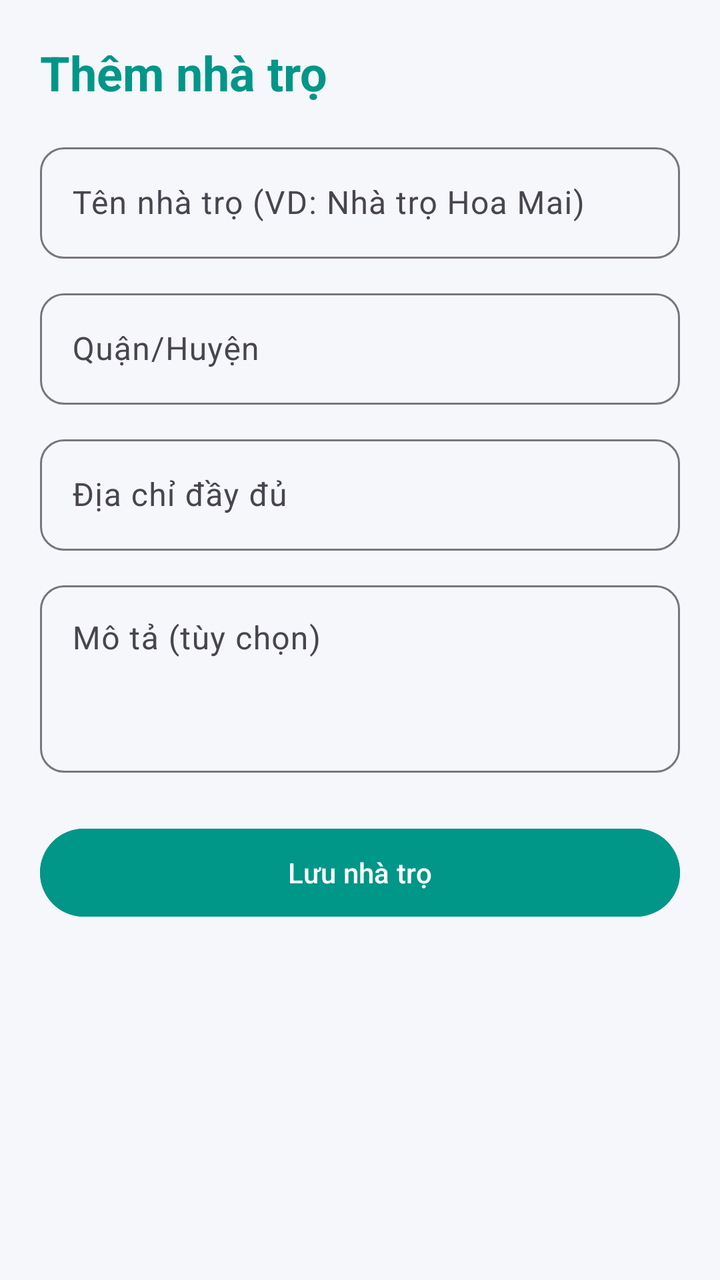
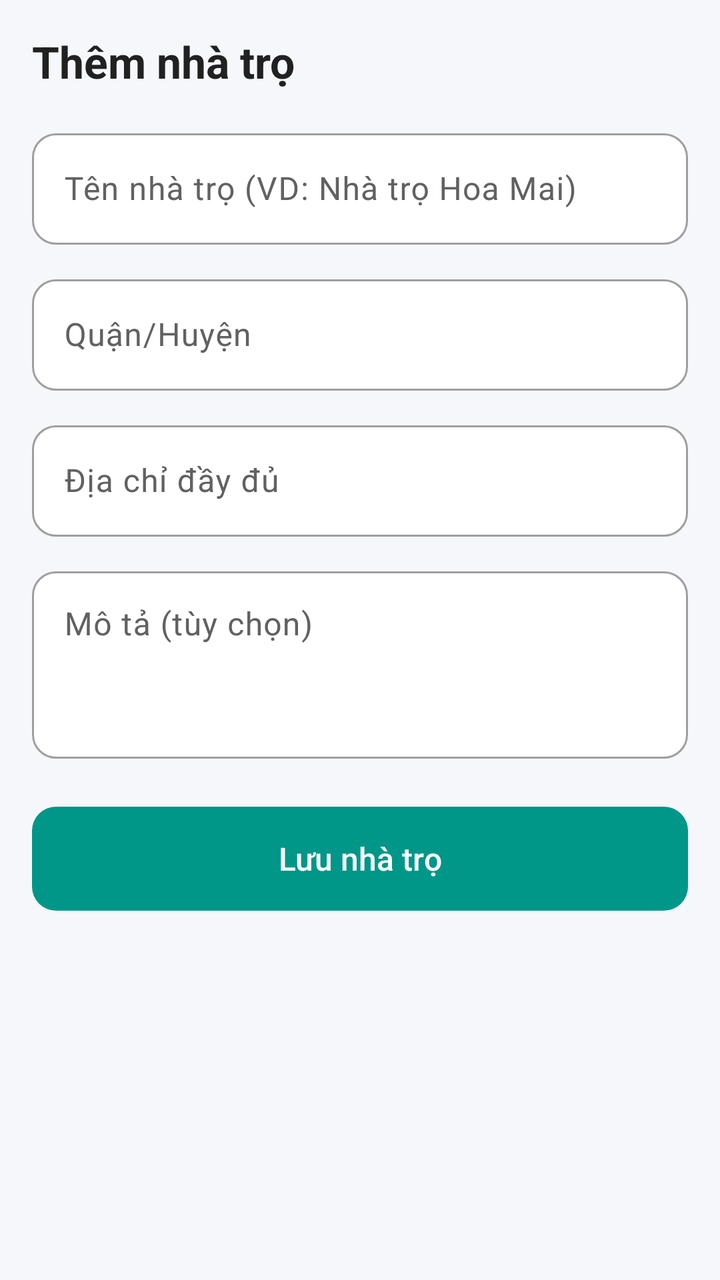

Two renders of the same Android screen: before a commit and after it. Below are the layout's source before the change and the commit's diff.
<!-- AndroidManifest.xml: application theme Theme.QLPT -->
<!-- res/layout/activity_add_house.xml -->
<?xml version="1.0" encoding="utf-8"?>
<ScrollView xmlns:android="http://schemas.android.com/apk/res/android"
    android:layout_width="match_parent"
    android:layout_height="match_parent"
    android:background="#F5F7FA"
    android:fillViewport="true">

    <LinearLayout
        android:layout_width="match_parent"
        android:layout_height="wrap_content"
        android:orientation="vertical"
        android:padding="20dp">

        <TextView
            android:layout_width="wrap_content"
            android:layout_height="wrap_content"
            android:layout_marginBottom="16dp"
            android:text="Thêm nhà trọ"
            android:textColor="#009688"
            android:textSize="24sp"
            android:textStyle="bold" />

        <com.google.android.material.textfield.TextInputLayout
            android:layout_width="match_parent"
            android:layout_height="wrap_content"
            android:layout_marginBottom="12dp"
            android:hint="Tên nhà trọ (VD: Nhà trọ Hoa Mai)">

            <com.google.android.material.textfield.TextInputEditText
                android:id="@+id/edtName"
                android:layout_width="match_parent"
                android:layout_height="wrap_content"
                android:inputType="textCapWords" />
        </com.google.android.material.textfield.TextInputLayout>

        <com.google.android.material.textfield.TextInputLayout
            android:layout_width="match_parent"
            android:layout_height="wrap_content"
            android:layout_marginBottom="12dp"
            android:hint="Quận/Huyện">

            <com.google.android.material.textfield.TextInputEditText
                android:id="@+id/edtDistrict"
                android:layout_width="match_parent"
                android:layout_height="wrap_content"
                android:inputType="textCapWords" />
        </com.google.android.material.textfield.TextInputLayout>

        <com.google.android.material.textfield.TextInputLayout
            android:layout_width="match_parent"
            android:layout_height="wrap_content"
            android:layout_marginBottom="12dp"
            android:hint="Địa chỉ đầy đủ">

            <com.google.android.material.textfield.TextInputEditText
                android:id="@+id/edtAddress"
                android:layout_width="match_parent"
                android:layout_height="wrap_content"
                android:inputType="textPostalAddress" />
        </com.google.android.material.textfield.TextInputLayout>

        <com.google.android.material.textfield.TextInputLayout
            android:layout_width="match_parent"
            android:layout_height="wrap_content"
            android:layout_marginBottom="12dp"
            android:hint="Mô tả (tùy chọn)">

            <com.google.android.material.textfield.TextInputEditText
                android:id="@+id/edtDescription"
                android:layout_width="match_parent"
                android:layout_height="wrap_content"
                android:gravity="top"
                android:inputType="textMultiLine"
                android:minLines="3" />
        </com.google.android.material.textfield.TextInputLayout>

        <Button
            android:id="@+id/btnSave"
            android:layout_width="match_parent"
            android:layout_height="52dp"
            android:layout_marginTop="12dp"
            android:backgroundTint="#009688"
            android:text="Lưu nhà trọ" />
    </LinearLayout>
</ScrollView>
<!-- resources referenced by this layout -->
<resources>
  <style name="Base.Theme.QLPT" parent="Theme.Material3.DayNight.NoActionBar">
          <item name="colorPrimary">@color/colorPrimary</item>
          <item name="colorPrimaryDark">@color/colorPrimaryDark</item>
          <item name="colorAccent">@color/colorAccent</item>
          <item name="android:statusBarColor">@color/colorPrimaryDark</item>
          <item name="textInputStyle">@style/App.TextInput</item>
      </style>
  <color name="colorPrimary">#1976D2</color>
  <color name="colorPrimaryDark">#1565C0</color>
  <color name="colorAccent">#FF6F00</color>
  <style name="App.TextInput" parent="Widget.Material3.TextInputLayout.OutlinedBox">
          <item name="boxCornerRadiusTopStart">12dp</item>
          <item name="boxCornerRadiusTopEnd">12dp</item>
          <item name="boxCornerRadiusBottomStart">12dp</item>
          <item name="boxCornerRadiusBottomEnd">12dp</item>
      </style>
  <!-- unchanged entries left out for length: 1 -->
</resources>

<!-- the commit's change to res/layout/activity_add_house.xml (unified diff, before → after) -->
@@ -1,24 +1,24 @@
 <?xml version="1.0" encoding="utf-8"?>
-<ScrollView xmlns:android="http://schemas.android.com/apk/res/android"
+<ScrollView
+    xmlns:android="http://schemas.android.com/apk/res/android"
     android:layout_width="match_parent"
     android:layout_height="match_parent"
-    android:background="#F5F7FA"
-    android:fillViewport="true">
+    android:background="@color/qlpt_background"
+    android:fillViewport="true"
+    android:fitsSystemWindows="true">
 
     <LinearLayout
         android:layout_width="match_parent"
         android:layout_height="wrap_content"
         android:orientation="vertical"
-        android:padding="20dp">
+        android:padding="16dp">
 
         <TextView
             android:layout_width="wrap_content"
             android:layout_height="wrap_content"
             android:layout_marginBottom="16dp"
             android:text="Thêm nhà trọ"
-            android:textColor="#009688"
-            android:textSize="24sp"
-            android:textStyle="bold" />
+            android:textAppearance="@style/TextAppearance.QLPT.ScreenTitle" />
 
         <com.google.android.material.textfield.TextInputLayout
             android:layout_width="match_parent"
@@ -76,10 +76,10 @@
 
         <Button
             android:id="@+id/btnSave"
+            style="@style/Widget.QLPT.Button.Large"
             android:layout_width="match_parent"
-            android:layout_height="52dp"
+            android:layout_height="wrap_content"
             android:layout_marginTop="12dp"
-            android:backgroundTint="#009688"
             android:text="Lưu nhà trọ" />
     </LinearLayout>
 </ScrollView>
<!-- resource entries referenced after the edit -->
@@ -1,21 +1,113 @@
 <!-- resources referenced by this layout -->
 <resources>
-  <style name="Base.Theme.QLPT" parent="Theme.Material3.DayNight.NoActionBar">
+  <color name="qlpt_background">#F5F7FA</color>
+  <style name="TextAppearance.QLPT.ScreenTitle" parent="TextAppearance.Material3.HeadlineSmall">
+          <item name="android:textSize">22sp</item>
+          <item name="android:textStyle">bold</item>
+          <item name="android:textColor">@color/qlpt_text</item>
+      </style>
+  <style name="Widget.QLPT.Button.Large">
+          <item name="android:minHeight">52dp</item>
+          <item name="android:insetTop">0dp</item>
+          <item name="android:insetBottom">0dp</item>
+          <item name="android:textSize">16sp</item>
+      </style>
+  <color name="qlpt_text">#212121</color>
+  <style name="Base.Theme.QLPT" parent="Theme.Material3.Light.NoActionBar">
+          
           <item name="colorPrimary">@color/colorPrimary</item>
+          <item name="colorOnPrimary">@color/qlpt_surface</item>
+          <item name="colorPrimaryContainer">@color/qlpt_primary_container</item>
+          <item name="colorOnPrimaryContainer">@color/qlpt_on_primary_container</item>
           <item name="colorPrimaryDark">@color/colorPrimaryDark</item>
           <item name="colorAccent">@color/colorAccent</item>
+  
+          
+          <item name="colorSecondary">@color/qlpt_accent</item>
+          <item name="colorOnSecondary">@color/qlpt_surface</item>
+          <item name="colorSecondaryContainer">@color/qlpt_primary_container</item>
+          <item name="colorOnSecondaryContainer">@color/qlpt_on_primary_container</item>
+  
+          <item name="colorError">@color/qlpt_error</item>
+  
+          
+          <item name="android:colorBackground">@color/qlpt_background</item>
+          <item name="colorSurface">@color/qlpt_surface</item>
+          <item name="colorSurfaceContainer">@color/qlpt_surface</item>
+          <item name="colorOnSurface">@color/qlpt_text</item>
+          <item name="colorOnSurfaceVariant">@color/qlpt_text_secondary</item>
+          <item name="colorOutline">@color/qlpt_text_hint</item>
+          <item name="colorOutlineVariant">@color/qlpt_border</item>
+  
+          
           <item name="android:statusBarColor">@color/colorPrimaryDark</item>
+          <item name="android:windowLightStatusBar">@bool/qlpt_light_status_bar</item>
+  
+          
+          <item name="materialButtonStyle">@style/Widget.QLPT.Button</item>
+          <item name="materialButtonOutlinedStyle">@style/Widget.QLPT.Button.Outlined</item>
+          <item name="materialCardViewStyle">@style/Widget.QLPT.Card</item>
           <item name="textInputStyle">@style/App.TextInput</item>
+          <item name="bottomNavigationStyle">@style/Widget.QLPT.BottomNav</item>
+          <item name="bottomSheetDialogTheme">@style/ThemeOverlay.QLPT.BottomSheetDialog</item>
       </style>
-  <color name="colorPrimary">#1976D2</color>
-  <color name="colorPrimaryDark">#1565C0</color>
-  <color name="colorAccent">#FF6F00</color>
+  <color name="colorPrimary">@color/qlpt_primary</color>
+  <color name="qlpt_surface">#FFFFFF</color>
+  <color name="qlpt_primary_container">#E0F2F1</color>
+  <color name="qlpt_on_primary_container">#00695C</color>
+  <color name="colorPrimaryDark">@color/qlpt_primary_dark</color>
+  <color name="colorAccent">@color/qlpt_accent</color>
+  <color name="qlpt_accent">#F57C00</color>
+  <color name="qlpt_error">#E53935</color>
+  <color name="qlpt_text_secondary">#616161</color>
+  <color name="qlpt_text_hint">#9E9E9E</color>
+  <color name="qlpt_border">#E5E7EB</color>
+  <style name="Widget.QLPT.Button" parent="Widget.Material3.Button">
+          <item name="cornerRadius">12dp</item>
+          <item name="android:textAllCaps">false</item>
+          <item name="android:letterSpacing">0</item>
+      </style>
+  <style name="Widget.QLPT.Button.Outlined" parent="Widget.Material3.Button.OutlinedButton">
+          <item name="cornerRadius">12dp</item>
+          <item name="android:textAllCaps">false</item>
+          <item name="android:letterSpacing">0</item>
+          <item name="strokeColor">@color/qlpt_border</item>
+      </style>
+  <style name="Widget.QLPT.Card" parent="Widget.Material3.CardView.Outlined">
+          <item name="cardCornerRadius">12dp</item>
+          <item name="cardElevation">0dp</item>
+          <item name="strokeWidth">1dp</item>
+          <item name="strokeColor">@color/qlpt_border</item>
+          <item name="cardBackgroundColor">@color/qlpt_surface</item>
+      </style>
   <style name="App.TextInput" parent="Widget.Material3.TextInputLayout.OutlinedBox">
+          
+          <item name="boxBackgroundColor">@color/qlpt_surface</item>
           <item name="boxCornerRadiusTopStart">12dp</item>
           <item name="boxCornerRadiusTopEnd">12dp</item>
           <item name="boxCornerRadiusBottomStart">12dp</item>
           <item name="boxCornerRadiusBottomEnd">12dp</item>
       </style>
+  <style name="Widget.QLPT.BottomNav" parent="Widget.Material3.BottomNavigationView">
+          <item name="backgroundTint">@color/qlpt_surface</item>
+          <item name="elevation">8dp</item>
+      </style>
+  <style name="ThemeOverlay.QLPT.BottomSheetDialog" parent="ThemeOverlay.Material3.BottomSheetDialog">
+          <item name="bottomSheetStyle">@style/Widget.QLPT.BottomSheet</item>
+      </style>
+  <color name="qlpt_primary">#009688</color>
+  <color name="qlpt_primary_dark">#00796B</color>
+  <style name="Widget.QLPT.BottomSheet" parent="Widget.Material3.BottomSheet.Modal">
+          <item name="backgroundTint">@color/qlpt_surface</item>
+          <item name="shapeAppearance">@style/ShapeAppearance.QLPT.BottomSheet</item>
+      </style>
+  <style name="ShapeAppearance.QLPT.BottomSheet" parent="">
+          <item name="cornerFamily">rounded</item>
+          <item name="cornerSizeTopLeft">24dp</item>
+          <item name="cornerSizeTopRight">24dp</item>
+          <item name="cornerSizeBottomLeft">0dp</item>
+          <item name="cornerSizeBottomRight">0dp</item>
+      </style>
   <!-- unchanged entries left out for length: 1 -->
 </resources>
 
